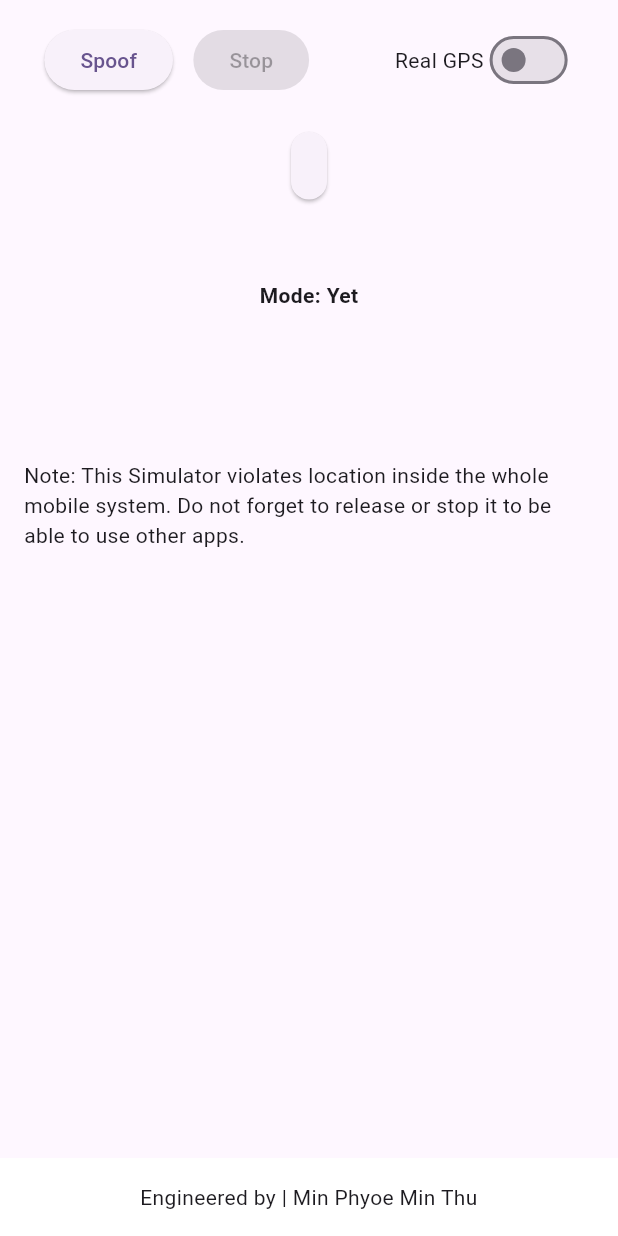
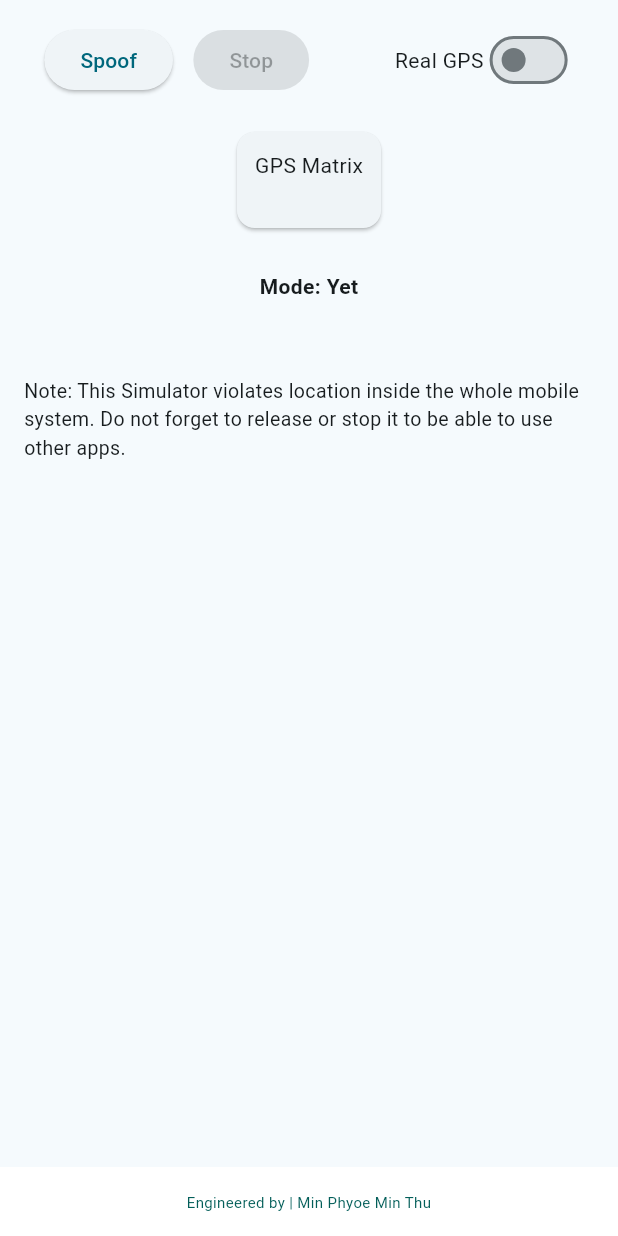
Before and after one commit to DejavuNerdPro/spoofing-vacuum, a Flutter app: the screen it shows after launch, on a phone screen of 412 x 824 dp. Run offline on Flutter 3.47's test engine with Material 3 defaults, Android fonts, the phone set to English and light mode, and no system bars; our stand-ins replace geocoding, geolocator.

Commit message:
[MODIFIED] GPS Matrix

```diff
--- a/spoof_vacuum/lib/main.dart
+++ b/spoof_vacuum/lib/main.dart
@@ -17,7 +17,7 @@ class MyApp extends StatelessWidget {
       title: 'SpoofVacuum',
       theme: ThemeData(
 
-        colorScheme: ColorScheme.fromSeed(seedColor: Colors.deepPurple),
+        colorScheme: ColorScheme.fromSeed(seedColor: Color.fromARGB(255, 3, 102, 122)),
         useMaterial3: true,
       ),
       debugShowCheckedModeBanner: false,
@@ -189,18 +189,81 @@ class _MyHomePageState extends State<MyHomePage> {
 
   Widget _positionCard() {
     if (_currentPosition == null) {
-      return const Text('');
+      return const Text('GPS Matrix\n');
     }
     final p = _currentPosition!;
     return Column(
+  crossAxisAlignment: CrossAxisAlignment.stretch,
+  children: [
+    // Table header
+    Container(
+      color: Color.fromARGB(255, 3, 102, 122),
+      padding: const EdgeInsets.all(12),
+      child: const Center(
+        child: Text(
+          'GPS Matrix',
+          style: TextStyle(
+            color: Colors.white,
+            fontWeight: FontWeight.bold,
+            fontSize: 14,
+          ),
+        ),
+      ),
+    ),
+
+    // Table body
+    Table(
+      border: TableBorder.all(color: Colors.grey),
+      columnWidths: const {
+        0: FlexColumnWidth(2),
+        1: FlexColumnWidth(3),
+      },
       children: [
-        //Text('Point: $_locationName'),
-        Text('Lat: ${p.latitude}'),
-        Text('Lng: ${p.longitude}'),
-        Text('Accuracy: ${p.accuracy} m'),
-        Text('Time: ${p.timestamp}'),
+        TableRow(children: [
+          const Padding(
+            padding: EdgeInsets.all(6.0),
+            child: Text("Latitude"),
+          ),
+          Padding(
+            padding: const EdgeInsets.all(6.0),
+            child: Text("${p.latitude}"),
+          ),
+        ]),
+        TableRow(children: [
+          const Padding(
+            padding: EdgeInsets.all(6.0),
+            child: Text("Longitude"),
+          ),
+          Padding(
+            padding: const EdgeInsets.all(6.0),
+            child: Text("${p.longitude}"),
+          ),
+        ]),
+        TableRow(children: [
+          const Padding(
+            padding: EdgeInsets.all(6.0),
+            child: Text("Accuracy"),
+          ),
+          Padding(
+            padding: const EdgeInsets.all(6.0),
+            child: Text("${p.accuracy} m"),
+          ),
+        ]),
+        TableRow(children: [
+          const Padding(
+            padding: EdgeInsets.all(6.0),
+            child: Text("Time"),
+          ),
+          Padding(
+            padding: const EdgeInsets.all(6.0),
+            child: Text("${p.timestamp}"),
+          ),
+        ]),
       ],
-    );
+    ),
+  ],
+);
+
   }
 
 
@@ -284,14 +347,16 @@ class _MyHomePageState extends State<MyHomePage> {
               ),
             ),
 
-            const SizedBox(height: 50),
+            const SizedBox(height: 25),
             Text(
               'Mode: ${_useRealLocation ? 'Real device location' : (_isMocking ? 'Spoofing location' : 'Yet') }',
               style: const TextStyle(fontWeight: FontWeight.bold),
             ),
-            const SizedBox(height: 100),
+            const SizedBox(height: 50),
             const Text(
-                'Note: This Simulator violates location inside the whole mobile system. Do not forget to release or stop it to be able to use other apps.'),
+                'Note: This Simulator violates location inside the whole mobile system. Do not forget to release or stop it to be able to use other apps.',
+                style: TextStyle(fontSize: 13),
+                ),
           ],
         ),
       ),
@@ -301,7 +366,7 @@ class _MyHomePageState extends State<MyHomePage> {
     child: const Text(
       'Engineered by | Min Phyoe Min Thu',
       textAlign: TextAlign.center,
-      //style: TextStyle(color: Colors.blueGrey),
+      style: TextStyle(color: Color.fromARGB(255, 3, 94, 89),fontSize: 10),
     ),
   ),
     );
```
